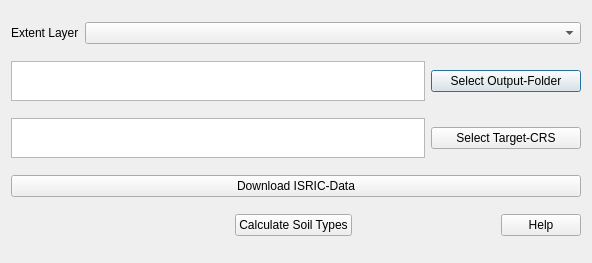
This is QTalsim/qtalsim_soil.ui in sydroconsult/QTalsim as Qt 5 draws it before an edit. The edited form follows.
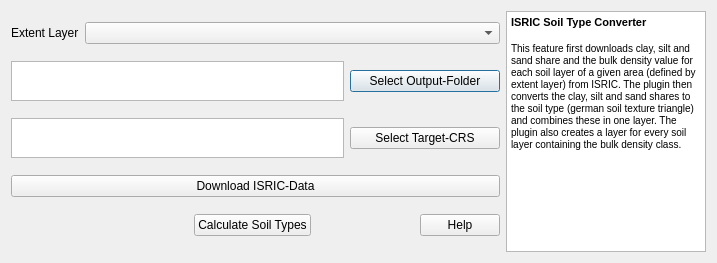
This is the edited form.

Commit message: Updates of sub-basins processing and ISRIC soil type converter - Sub-basins LFP is optional - Sub-basins LFP layer can be edited by the user and changes are   reflected in output layer - Added summary to sub-basins preprocessing and ISRIC soil type   converter (WIP) - Added field to BDOD layer holding the BDOD class

```diff
--- a/QTalsim/qtalsim_soil.ui
+++ b/QTalsim/qtalsim_soil.ui
@@ -6,14 +6,16 @@
    <rect>
     <x>0</x>
     <y>0</y>
-    <width>592</width>
+    <width>717</width>
     <height>263</height>
    </rect>
   </property>
   <property name="windowTitle">
    <string>Dialog</string>
   </property>
-  <layout class="QVBoxLayout" name="verticalLayout">
+  <layout class="QHBoxLayout" name="horizontalLayout_5">
+   <item>
+    <layout class="QVBoxLayout" name="verticalLayout_2">
    <item>
     <layout class="QHBoxLayout" name="horizontalLayout">
      <item>
@@ -147,6 +149,33 @@
       </widget>
      </item>
     </layout>
+     </item>
+    </layout>
+   </item>
+   <item>
+    <widget class="QTextBrowser" name="textBrowser">
+     <property name="sizePolicy">
+      <sizepolicy hsizetype="MinimumExpanding" vsizetype="Expanding">
+       <horstretch>0</horstretch>
+       <verstretch>0</verstretch>
+      </sizepolicy>
+     </property>
+     <property name="maximumSize">
+      <size>
+       <width>200</width>
+       <height>16777215</height>
+      </size>
+     </property>
+     <property name="html">
+      <string>&lt;!DOCTYPE HTML PUBLIC &quot;-//W3C//DTD HTML 4.0//EN&quot; &quot;http://www.w3.org/TR/REC-html40/strict.dtd&quot;&gt;
+&lt;html&gt;&lt;head&gt;&lt;meta name=&quot;qrichtext&quot; content=&quot;1&quot; /&gt;&lt;style type=&quot;text/css&quot;&gt;
+p, li { white-space: pre-wrap; }
+&lt;/style&gt;&lt;/head&gt;&lt;body style=&quot; font-family:'MS Shell Dlg 2'; font-size:7.8pt; font-weight:400; font-style:normal;&quot;&gt;
+&lt;p style=&quot; margin-top:0px; margin-bottom:0px; margin-left:0px; margin-right:0px; -qt-block-indent:0; text-indent:0px;&quot;&gt;&lt;span style=&quot; font-size:8pt; font-weight:600;&quot;&gt;ISRIC Soil Type Converter&lt;/span&gt;&lt;/p&gt;
+&lt;p style=&quot;-qt-paragraph-type:empty; margin-top:0px; margin-bottom:0px; margin-left:0px; margin-right:0px; -qt-block-indent:0; text-indent:0px; font-size:8pt;&quot;&gt;&lt;br /&gt;&lt;/p&gt;
+&lt;p style=&quot; margin-top:0px; margin-bottom:0px; margin-left:0px; margin-right:0px; -qt-block-indent:0; text-indent:0px;&quot;&gt;This feature first downloads clay, silt and sand share and the bulk density value for each soil layer of a given area (defined by extent layer) from ISRIC. The plugin then converts the clay, silt and sand shares to the soil type (german soil texture triangle) and combines these in one layer. The plugin also creates a layer for every soil layer containing the bulk density class. &lt;/p&gt;&lt;/body&gt;&lt;/html&gt;</string>
+     </property>
+    </widget>
    </item>
   </layout>
  </widget>
```
Left out of the diff: 8 changed lines with no effect on the pictures. Lines whose indentation alone changed are shown as unchanged. The commit also changes 5 other files.
